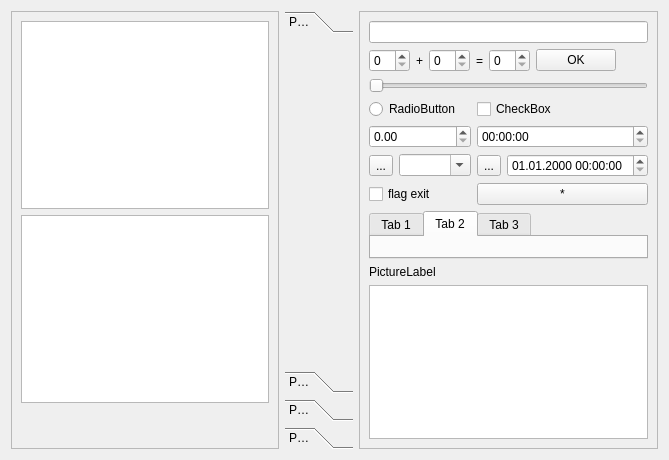
The window that Qt/my_programm/_For_tests/src/for_tests_mainbox/src/ui/for_tests_mainbox.ui (RinatB2017/mega_GIT) describes before a commit, drawn with Qt 5.
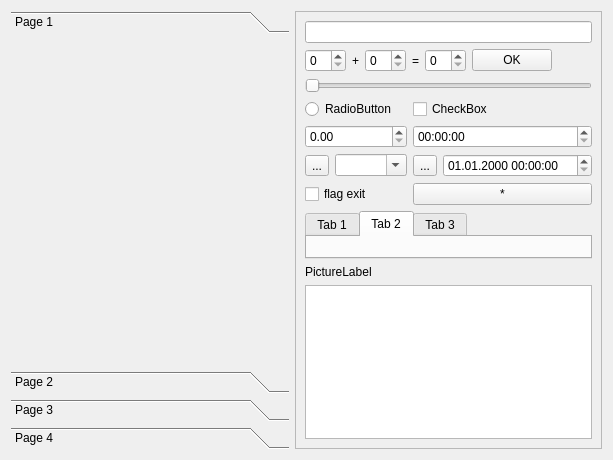
The same window after the commit. Icons and pictures are not drawn. Custom widgets are drawn as their Qt base class.

What changed in the file:
```diff
--- a/Qt/my_programm/_For_tests/src/for_tests_mainbox/src/ui/for_tests_mainbox.ui
+++ b/Qt/my_programm/_For_tests/src/for_tests_mainbox/src/ui/for_tests_mainbox.ui
@@ -6,42 +6,11 @@
    <rect>
     <x>0</x>
     <y>0</y>
-    <width>669</width>
+    <width>613</width>
     <height>460</height>
    </rect>
   </property>
   <layout class="QHBoxLayout" name="horizontalLayout">
-   <item>
-    <widget class="QFrame" name="frame_2">
-     <property name="frameShape">
-      <enum>QFrame::StyledPanel</enum>
-     </property>
-     <property name="frameShadow">
-      <enum>QFrame::Raised</enum>
-     </property>
-     <layout class="QVBoxLayout" name="verticalLayout">
-      <item>
-       <widget class="MyGraphicsView" name="graphicsView"/>
-      </item>
-      <item>
-       <widget class="MyGraphicsView" name="graphicsView_2"/>
-      </item>
-      <item>
-       <spacer name="verticalSpacer">
-        <property name="orientation">
-         <enum>Qt::Vertical</enum>
-        </property>
-        <property name="sizeHint" stdset="0">
-         <size>
-          <width>20</width>
-          <height>40</height>
-         </size>
-        </property>
-       </spacer>
-      </item>
-     </layout>
-    </widget>
-   </item>
    <item>
     <widget class="QToolBox" name="toolBox">
      <property name="currentIndex">
@@ -52,7 +21,7 @@
        <rect>
         <x>0</x>
         <y>0</y>
-        <width>83</width>
+        <width>192</width>
         <height>316</height>
        </rect>
       </property>
@@ -316,11 +285,6 @@
    <extends>QLabel</extends>
    <header>picturelabel.hpp</header>
   </customwidget>
-  <customwidget>
-   <class>MyGraphicsView</class>
-   <extends>QGraphicsView</extends>
-   <header>mygraphicsview.hpp</header>
-  </customwidget>
  </customwidgets>
  <tabstops>
   <tabstop>sb_1</tabstop>
```
Left out of the diff: 6 changed lines with no effect on the pictures.
